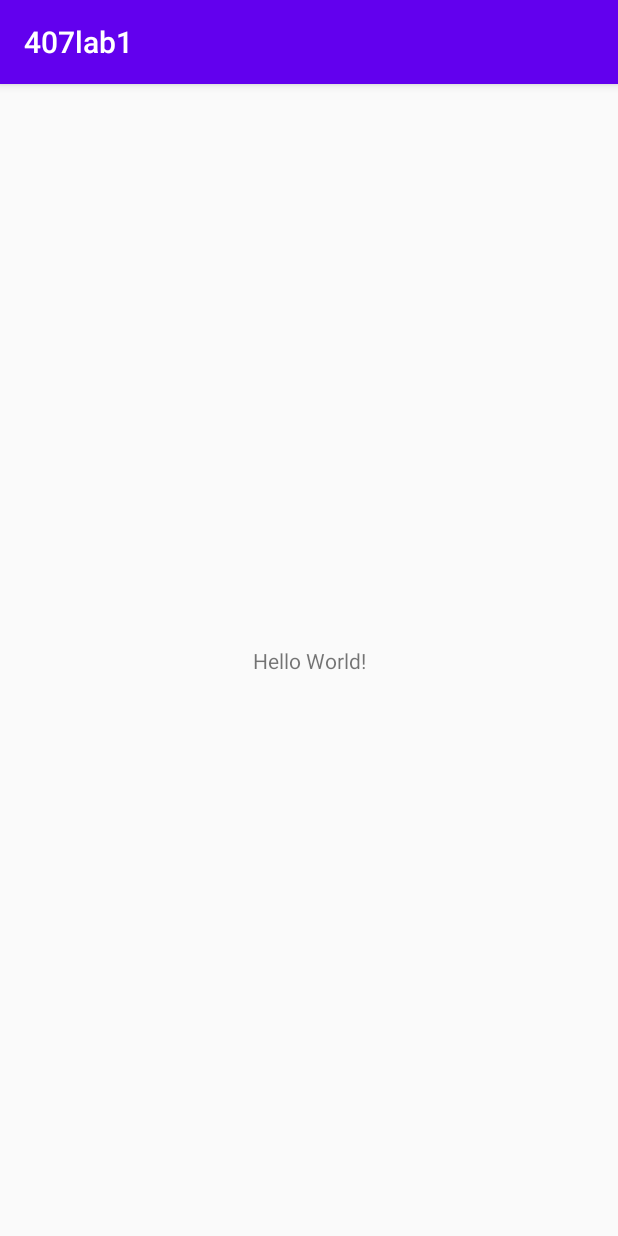
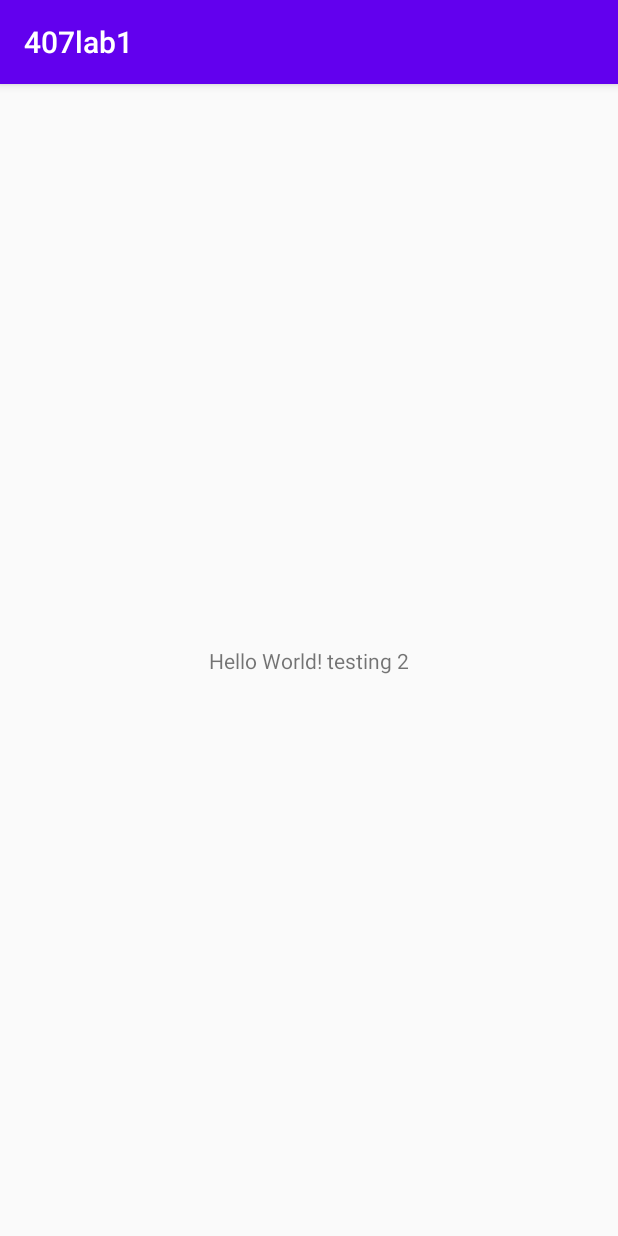
Before and after one commit to zchen665/407lab1, an Android app: the screen it shows after launch (MainActivity), on a phone screen of 412 x 824 dp. Run offline under Robolectric (Android 15) with nearby library versions, the phone set to English and light mode, and no system bars.

Commit message:
second ta check

```diff
--- a/app/src/main/res/layout/activity_main.xml
+++ b/app/src/main/res/layout/activity_main.xml
@@ -9,7 +9,7 @@
     <TextView
         android:layout_width="wrap_content"
         android:layout_height="wrap_content"
-        android:text="Hello World!"
+        android:text="Hello World! testing 2"
         app:layout_constraintBottom_toBottomOf="parent"
         app:layout_constraintLeft_toLeftOf="parent"
         app:layout_constraintRight_toRightOf="parent"
```
